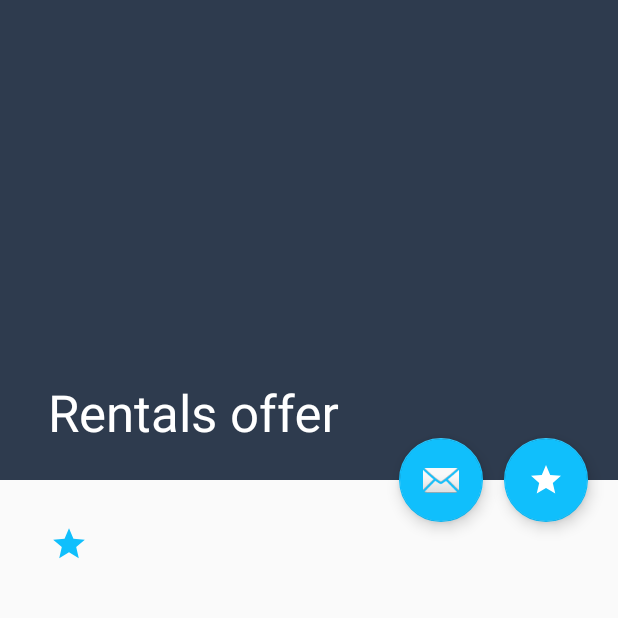
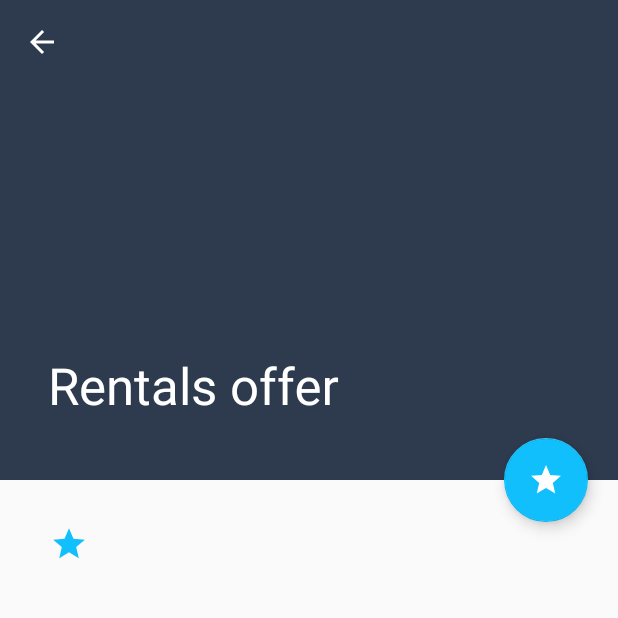
Before and after one commit to andrea-n/BrnoRentalsApp, an Android app: the OfferActivity screen opened directly, with no data from a screen before it, on a phone screen of 412 x 824 dp, the top half of it. Run offline under Robolectric (Android 15) with nearby library versions, the phone set to English and light mode, and no system bars; our stand-ins replace Picasso; pictures from the network do not load; 13 statements that could not run were skipped.

Commit message:
email action to offer contact fab, title bottom margin, offer back button

```diff
--- a/app/src/main/AndroidManifest.xml
+++ b/app/src/main/AndroidManifest.xml
@@ -21,6 +21,7 @@
         <activity
             android:name=".OfferActivity"
             android:label="@string/title_activity_offer"
+            android:parentActivityName=".MainActivity"
             android:theme="@style/AppTheme"></activity>
     </application>
 
--- a/app/src/main/java/pv239/brnorentalsapp/OfferActivity.java
+++ b/app/src/main/java/pv239/brnorentalsapp/OfferActivity.java
@@ -29,6 +29,7 @@ public class OfferActivity extends AppCompatActivity {
     private GalleryGridAdapter galleryGridAdapter;
     private TextView likesText;
     private FloatingActionButton likeBtn;
+    private FloatingActionButton contactBtn;
 
     @Override
     protected void onCreate(Bundle savedInstanceState) {
@@ -36,18 +37,11 @@ public class OfferActivity extends AppCompatActivity {
         setContentView(R.layout.activity_offer);
         Toolbar toolbar = (Toolbar) findViewById(R.id.offerToolbar);
         setSupportActionBar(toolbar);
-
-        FloatingActionButton fab = (FloatingActionButton) findViewById(R.id.fab);
-        fab.setOnClickListener(new View.OnClickListener() {
-            @Override
-            public void onClick(View view) {
-                Snackbar.make(view, "Replace with your own action", Snackbar.LENGTH_LONG)
-                        .setAction("Action", null).show();
-            }
-        });
+        getSupportActionBar().setDisplayShowTitleEnabled(true);
+        getSupportActionBar().setDisplayHomeAsUpEnabled(true);
 
         Intent myIntent = getIntent();
-        Offer offer = (Offer) myIntent.getSerializableExtra("offer");
+        final Offer offer = (Offer) myIntent.getSerializableExtra("offer");
 
         getSupportActionBar().setTitle(offer.getTitle());
 
@@ -69,6 +63,7 @@ public class OfferActivity extends AppCompatActivity {
         infoText = (TextView) findViewById(R.id.offerInfo);
         likesText = (TextView) findViewById(R.id.offerLikes);
         likeBtn = (FloatingActionButton) findViewById(R.id.fabLike);
+        contactBtn = (FloatingActionButton) findViewById(R.id.fabContact);
 
         priceText.setText(offer.getPrice() + " Kč");
         streetText.setText(offer.getStreet());
@@ -84,6 +79,21 @@ public class OfferActivity extends AppCompatActivity {
             }
         }
 
+        if(offer.getEmail() == null) {
+            contactBtn.setOnClickListener(new View.OnClickListener() {
+                @Override
+                public void onClick(View v) {
+                    Intent intent = new Intent(Intent.ACTION_SEND);
+                    intent.setType("plain/text");
+                    intent.putExtra(Intent.EXTRA_EMAIL, new String[] { offer.getEmail() });
+                    startActivity(Intent.createChooser(intent, ""));
+                }
+            });
+        }
+        else {
+            contactBtn.hide();
+        }
+
         String contacts = "";
         if(offer.getEmail() != null) contacts += offer.getEmail() + "\n";
         if(offer.getPhone() != null) contacts += offer.getPhone() + "\n";
--- a/app/src/main/res/layout/activity_offer.xml
+++ b/app/src/main/res/layout/activity_offer.xml
@@ -21,7 +21,8 @@
             android:fitsSystemWindows="true"
             android:background="@color/colorPrimary"
             app:contentScrim="@color/colorPrimary"
-            app:layout_scrollFlags="scroll|exitUntilCollapsed">
+            app:layout_scrollFlags="scroll|exitUntilCollapsed"
+            app:expandedTitleMarginBottom="50dp">
 
             <ImageView
                 android:id="@+id/offerBgImage"
@@ -29,8 +30,7 @@
                 android:layout_height="match_parent"
                 android:scaleType="centerCrop"
                 android:fitsSystemWindows="true"
-                app:layout_collapseMode="parallax"
-                />
+                app:layout_collapseMode="parallax" />
 
             <android.support.v7.widget.Toolbar
                 android:id="@+id/offerToolbar"
@@ -46,7 +46,7 @@
 
 
     <android.support.design.widget.FloatingActionButton
-        android:id="@+id/fab"
+        android:id="@+id/fabContact"
         android:layout_width="wrap_content"
         android:layout_height="wrap_content"
         app:backgroundTint="@color/colorAccent"
```
